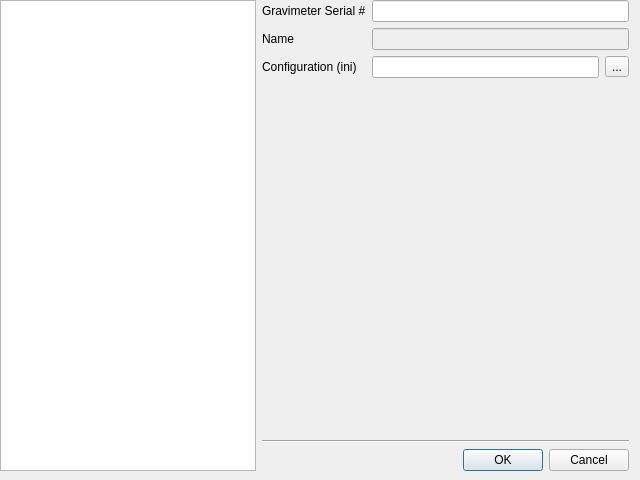
This is dgp/gui/ui/add_meter_dialog.ui in DynamicGravitySystems/DGP as Qt 5 draws it before an edit. The edited form follows.
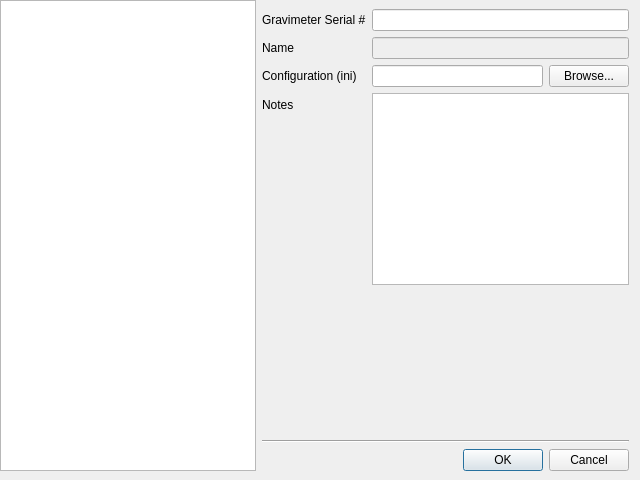
This is the edited form.

Diff of the .ui file:
```diff
--- a/dgp/gui/ui/add_meter_dialog.ui
+++ b/dgp/gui/ui/add_meter_dialog.ui
@@ -40,6 +40,9 @@
     <layout class="QVBoxLayout" name="verticalLayout" stretch="0,0,0,0">
      <item>
       <layout class="QFormLayout" name="formLayout">
+       <property name="topMargin">
+        <number>9</number>
+       </property>
        <item row="0" column="0">
         <widget class="QLabel" name="ql_serial">
          <property name="text">
@@ -80,17 +83,41 @@
        <item row="2" column="1">
         <layout class="QHBoxLayout" name="horizontalLayout_2">
          <item>
-          <widget class="QLineEdit" name="qle_config_path"/>
+          <widget class="QLineEdit" name="qle_config_path">
+           <property name="sizePolicy">
+            <sizepolicy hsizetype="MinimumExpanding" vsizetype="Fixed">
+             <horstretch>0</horstretch>
+             <verstretch>0</verstretch>
+            </sizepolicy>
+           </property>
+          </widget>
          </item>
          <item>
-          <widget class="QToolButton" name="qtb_browse_config">
+          <widget class="QPushButton" name="qtb_browse_config">
            <property name="text">
-            <string>...</string>
+            <string>Browse...</string>
            </property>
           </widget>
          </item>
         </layout>
        </item>
+       <item row="3" column="0">
+        <widget class="QLabel" name="ql_notes">
+         <property name="text">
+          <string>Notes</string>
+         </property>
+        </widget>
+       </item>
+       <item row="3" column="1">
+        <widget class="QPlainTextEdit" name="qpte_notes">
+         <property name="sizePolicy">
+          <sizepolicy hsizetype="Expanding" vsizetype="MinimumExpanding">
+           <horstretch>0</horstretch>
+           <verstretch>0</verstretch>
+          </sizepolicy>
+         </property>
+        </widget>
+       </item>
       </layout>
      </item>
      <item>
```
Left out of the diff: 2 changed lines with no effect on the pictures.
